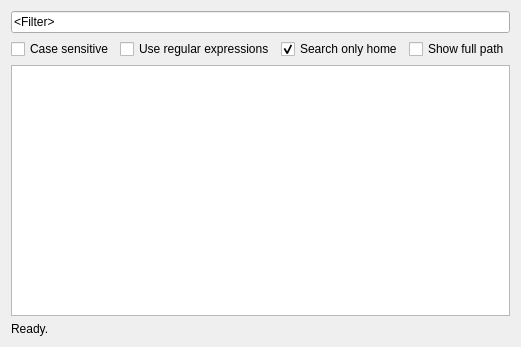
Qt form dialog.ui (SammyEnigma/qlocate) before a commit.
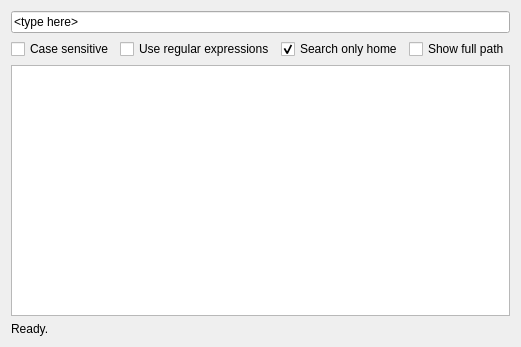
The same form after that commit.

What changed in the file:
```diff
--- a/dialog.ui
+++ b/dialog.ui
@@ -19,7 +19,7 @@
      <item>
       <widget class="QLineEdit" name="lineEdit">
        <property name="text">
-        <string>&lt;Filter&gt;</string>
+        <string>&lt;type here&gt;</string>
        </property>
       </widget>
      </item>
```
